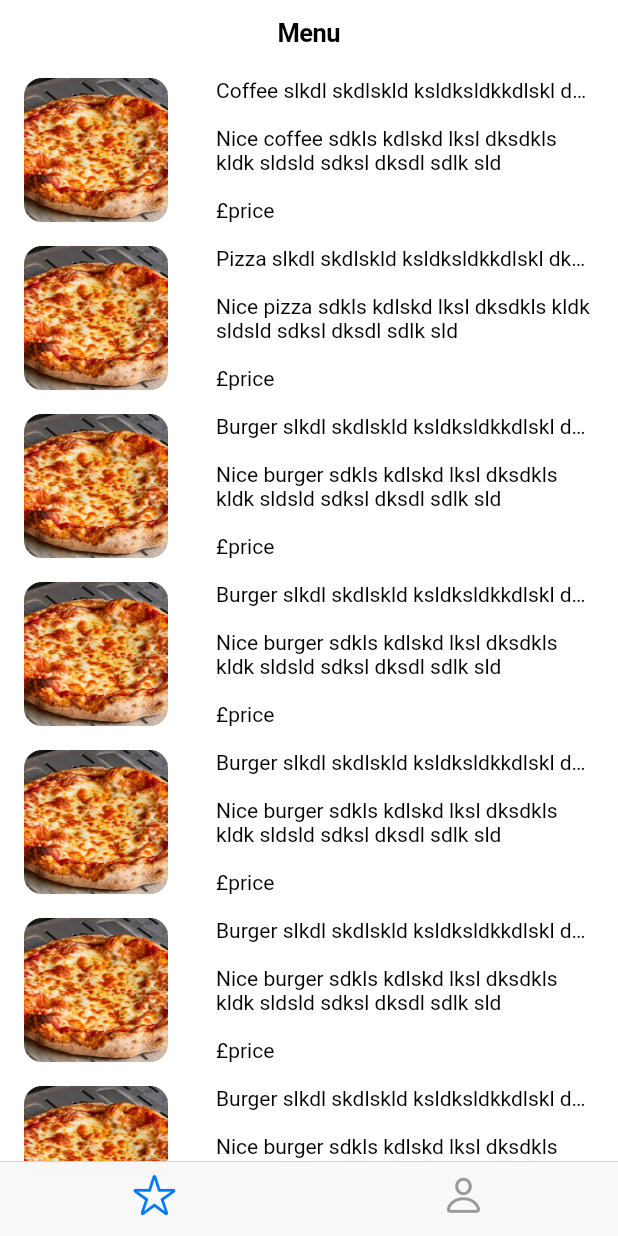
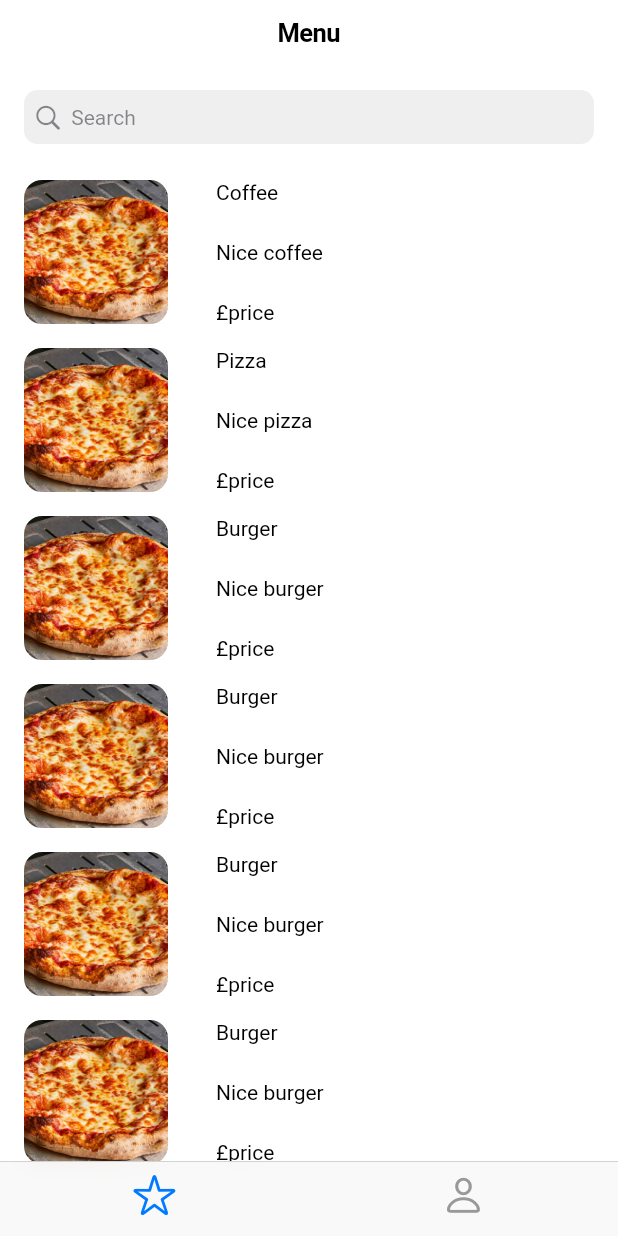
Before and after one commit to hungrymissilepod/appinio_restaurant_app, a Flutter app: the screen it shows after launch, on a phone screen of 412 x 824 dp. Run offline on Flutter 3.47's test engine with Material 3 defaults, Android fonts, the phone set to English and light mode, and no system bars; our stand-ins replace equatable, firebase_core, flutter_bloc; accounts and stored records are empty.

Commit message:
feat: Search in MenuView

```diff
--- a/lib/menu_view/menu_view.dart
+++ b/lib/menu_view/menu_view.dart
@@ -14,6 +14,8 @@ class MenuView extends StatefulWidget {
 }
 
 class _MenuViewState extends State<MenuView> {
+  final TextEditingController controller = TextEditingController();
+
   @override
   void initState() {
     super.initState();
@@ -28,7 +30,22 @@ class _MenuViewState extends State<MenuView> {
         middle: Text('Menu'),
       ),
       child: SafeArea(
-          child: BlocBuilder<FoodCubit, FoodState>(builder: (context, state) {
+        child: Column(
+          children: [
+            Padding(
+              padding: const EdgeInsets.all(16),
+              child: CupertinoSearchTextField(
+                controller: controller,
+                onChanged: (String? value) {
+                  if (value != null) {
+                    BlocProvider.of<FoodCubit>(context).search(value);
+                  }
+                },
+              ),
+            ),
+            Expanded(
+              child:
+                  BlocBuilder<FoodCubit, FoodState>(builder: (context, state) {
                 if (state is FoodLoading) {
                   return Center(child: CupertinoActivityIndicator());
                 }
@@ -62,6 +79,10 @@ class _MenuViewState extends State<MenuView> {
                 }
                 return SizedBox();
               }),
-        ));
+            ),
+          ],
+        ),
+      ),
+    );
   }
 }
--- a/lib/menu_view/ui/food_item_tile.dart
+++ b/lib/menu_view/ui/food_item_tile.dart
@@ -35,12 +35,12 @@ class FoodItemTile extends StatelessWidget {
                   crossAxisAlignment: CrossAxisAlignment.start,
                   children: [
                     Text(
-                      '${item.name} slkdl skdlskld ksldksldkkdlskl dks slkd lskdlsk dl',
+                      '${item.name}',
                       maxLines: 1,
                       overflow: TextOverflow.ellipsis,
                     ),
                     Text(
-                      '${item.description} sdkls kdlskd lksl dksdkls kldk sldsld sdksl dksdl sdlk sld',
+                      '${item.description}',
                       maxLines: 2,
                       overflow: TextOverflow.ellipsis,
                     ),
```
Also changed, not shown: lib/cubits/food_cubit/food_cubit.dart (+12 -0 lines). Lines whose indentation alone changed are shown as unchanged.
